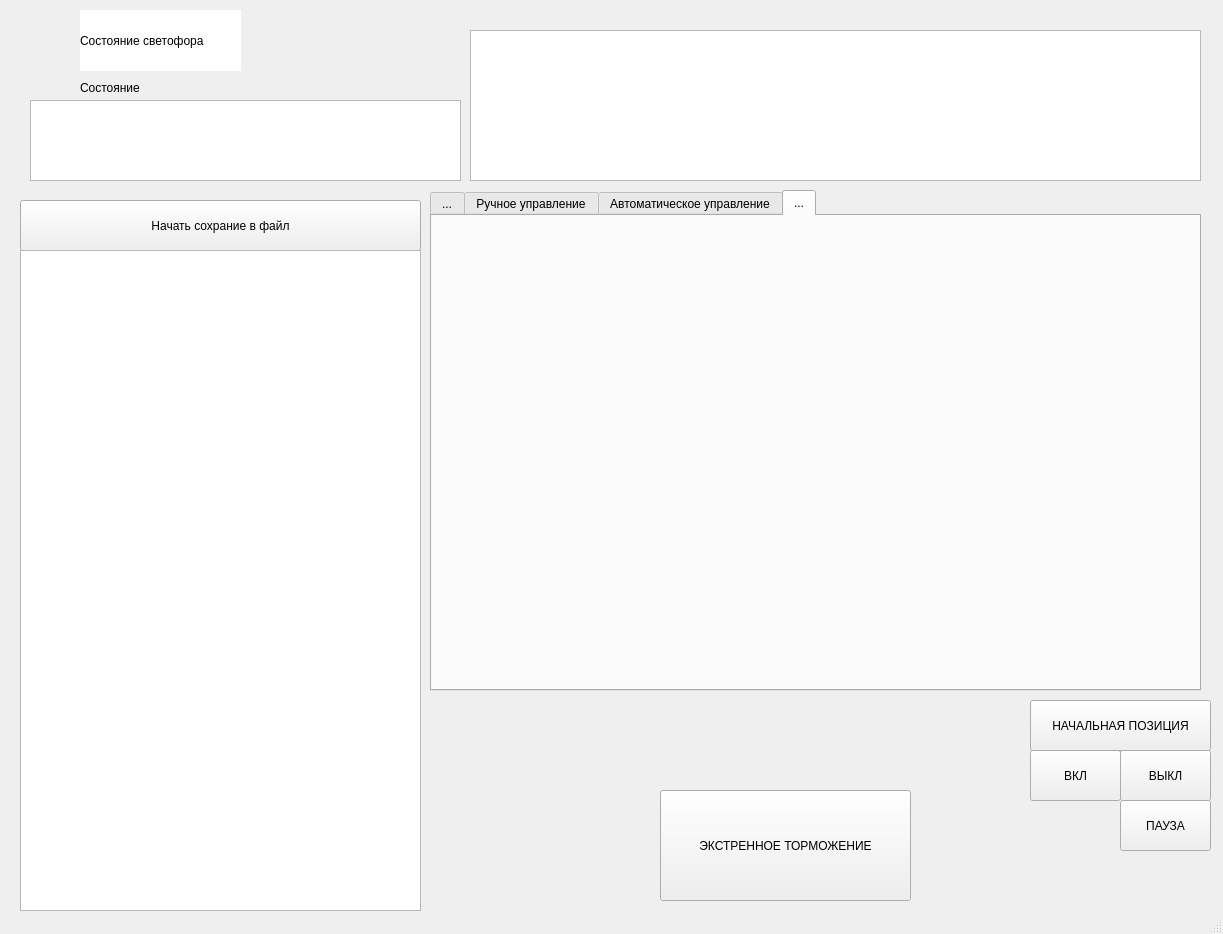
GogolevBat/Robotics, file second/designe.ui: the form before one commit.
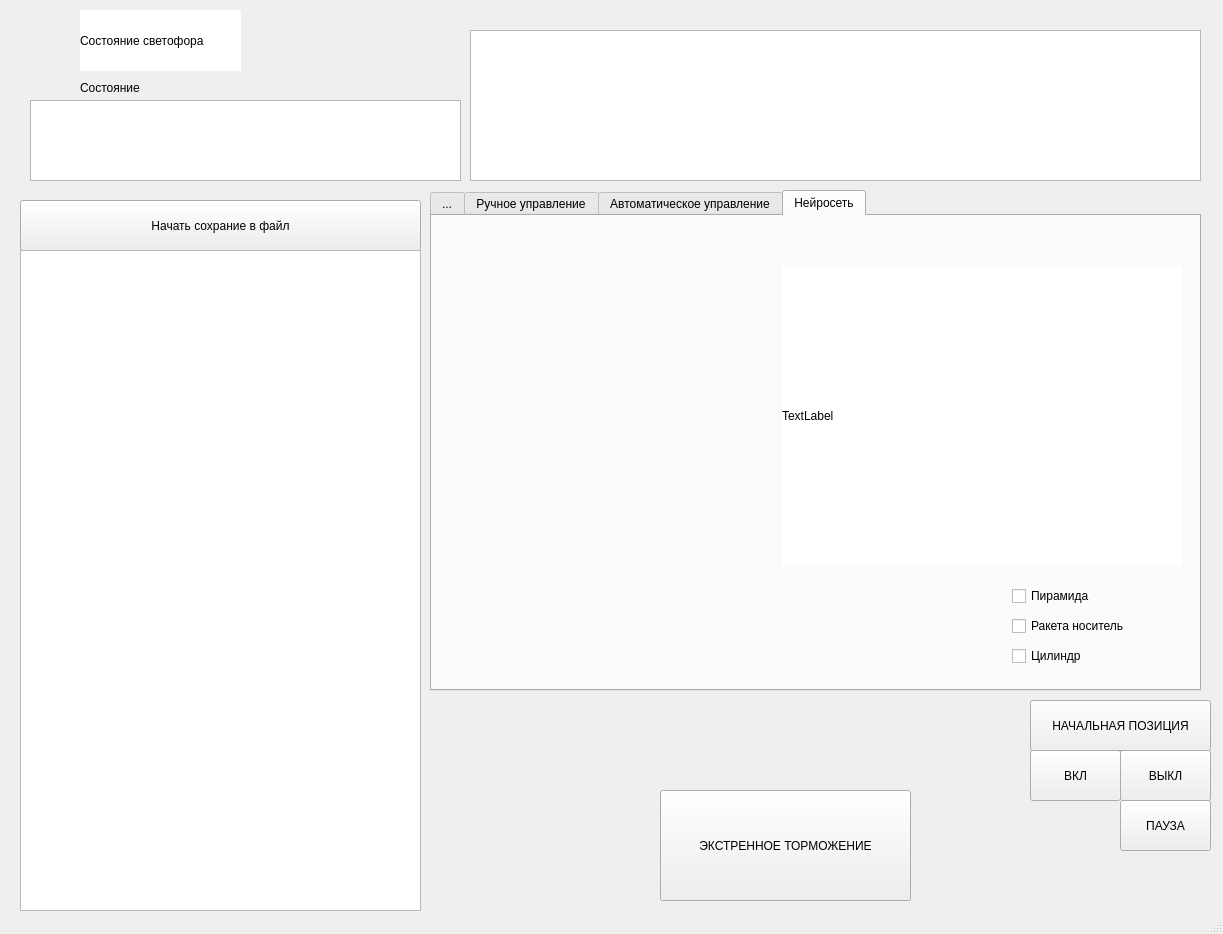
The form after the commit. The open tabs and pages were chosen to show the change.

Diff of the .ui file:
```diff
--- a/second/designe.ui
+++ b/second/designe.ui
@@ -864,8 +864,63 @@
     </widget>
     <widget class="QWidget" name="tab_2">
      <attribute name="title">
-      <string>...</string>
+      <string>Нейросеть</string>
      </attribute>
+     <widget class="QCheckBox" name="neuro_ch_pyramid">
+      <property name="geometry">
+       <rect>
+        <x>580</x>
+        <y>370</y>
+        <width>87</width>
+        <height>20</height>
+       </rect>
+      </property>
+      <property name="text">
+       <string>Пирамида</string>
+      </property>
+     </widget>
+     <widget class="QCheckBox" name="neuro_ch_rocket">
+      <property name="geometry">
+       <rect>
+        <x>580</x>
+        <y>400</y>
+        <width>141</width>
+        <height>20</height>
+       </rect>
+      </property>
+      <property name="text">
+       <string>Ракета носитель</string>
+      </property>
+     </widget>
+     <widget class="QCheckBox" name="neuro_ch_cylinder">
+      <property name="geometry">
+       <rect>
+        <x>580</x>
+        <y>430</y>
+        <width>87</width>
+        <height>20</height>
+       </rect>
+      </property>
+      <property name="text">
+       <string>Цилиндр</string>
+      </property>
+     </widget>
+     <widget class="QLabel" name="neuro_field_camera">
+      <property name="geometry">
+       <rect>
+        <x>350</x>
+        <y>50</y>
+        <width>400</width>
+        <height>300</height>
+       </rect>
+      </property>
+      <property name="styleSheet">
+       <string notr="true">background-color: white;</string>
+      </property>
+      <property name="text">
+       <string>TextLabel</string>
+      </property>
+     </widget>
     </widget>
    </widget>
    <widget class="QPushButton" name="elimination_stop">
```
Left out of the diff: 2 changed lines with no effect on the pictures.
